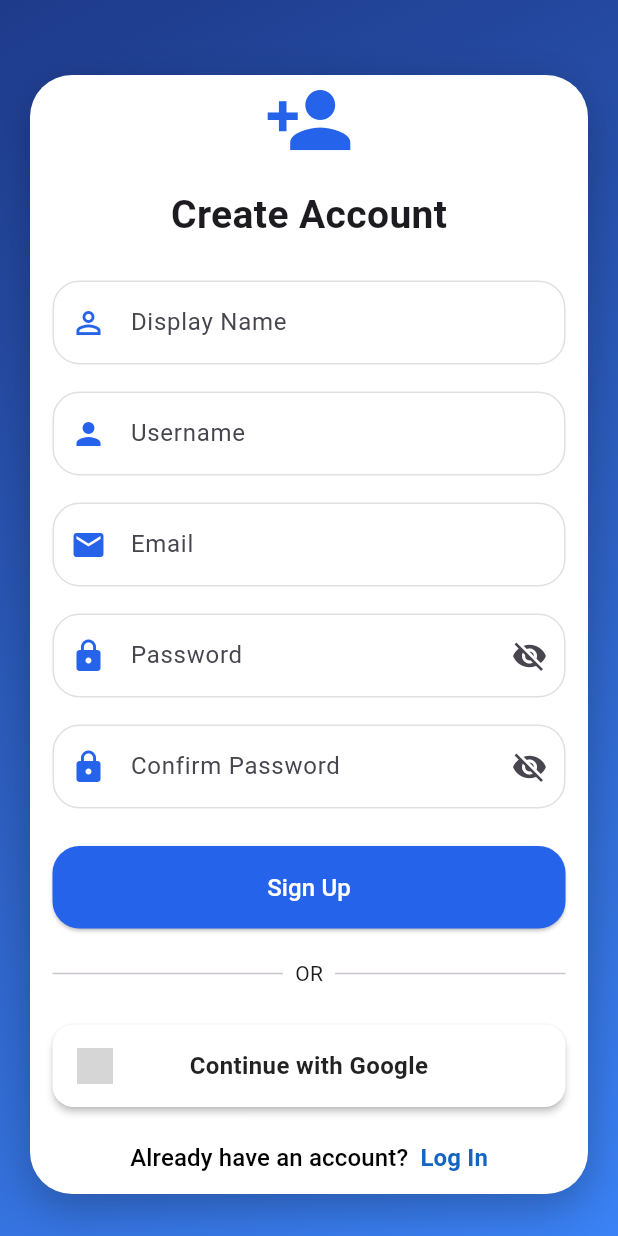
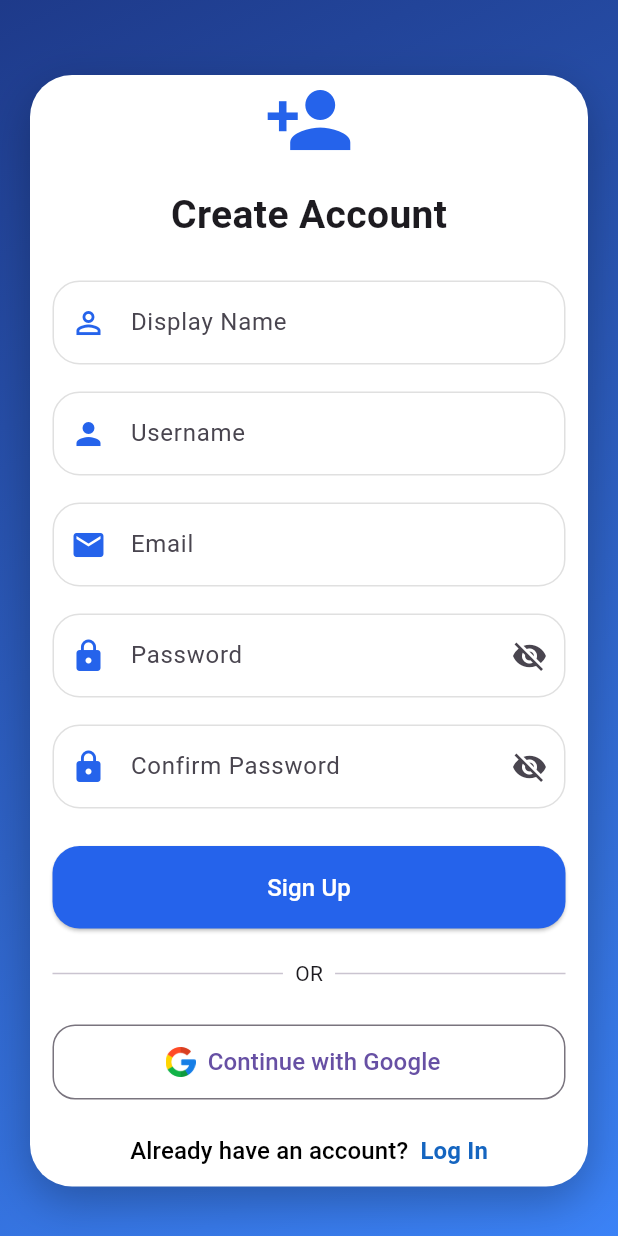
Before and after one commit to Yousefsultan280/fcai_project, a Flutter app: the LoginScreen screen opened directly, after a tap on "Create new account", on a phone screen of 412 x 824 dp. Run offline on Flutter 3.47's test engine with Material 3 defaults, Android fonts, the phone set to English and light mode, and no system bars; our stand-ins replace permission_handler; missing offline and left inert: flutter_sound; grey boxes are pictures that could not be loaded.

Commit message:
edit first screens

```diff
--- a/lib/auth_pages/LoginScreen.dart
+++ b/lib/auth_pages/LoginScreen.dart
@@ -2,7 +2,6 @@ import 'package:flutter/material.dart';
 
 import '../homeScreen_pages/home_page.dart';
 import 'SignUpScreen.dart';
-
 
 //================== class animation ======================
 void navigateWithAnimation(BuildContext context, Widget page) {
@@ -15,19 +14,13 @@ void navigateWithAnimation(BuildContext context, Widget page) {
         final slide = Tween(
           begin: Offset(1, 0),
           end: Offset.zero,
-        ).animate(CurvedAnimation(
-          parent: animation,
-          curve: Curves.easeInOut,
-        ));
+        ).animate(CurvedAnimation(parent: animation, curve: Curves.easeInOut));
 
         final fade = Tween<double>(begin: 0, end: 1).animate(animation);
 
         return FadeTransition(
           opacity: fade,
-          child: SlideTransition(
-            position: slide,
-            child: child,
-          ),
+          child: SlideTransition(position: slide, child: child),
         );
       },
     ),
@@ -51,9 +44,7 @@ class _LoginScreenState extends State<LoginScreen> {
       filled: true,
       fillColor: Colors.white,
 
-      border: OutlineInputBorder(
-        borderRadius: BorderRadius.circular(18),
-      ),
+      border: OutlineInputBorder(borderRadius: BorderRadius.circular(18)),
 
       enabledBorder: OutlineInputBorder(
         borderRadius: BorderRadius.circular(18),
@@ -106,19 +97,22 @@ class _LoginScreenState extends State<LoginScreen> {
                   child: Column(
                     mainAxisSize: MainAxisSize.min,
                     children: [
-
                       //================ logo ==================
                       CircleAvatar(
                         radius: 60,
                         backgroundColor: Colors.white,
-                          backgroundImage:  AssetImage("assets/images/lung.png"),),
+                        backgroundImage: AssetImage("assets/images/lung.png"),
+                      ),
 
                       SizedBox(height: 15),
 
-                      Text("Welcome Back",
+                      Text(
+                        "Welcome Back",
                         style: TextStyle(
                           fontSize: 26,
-                              fontWeight: FontWeight.bold)),
+                          fontWeight: FontWeight.bold,
+                        ),
+                      ),
 
                       SizedBox(height: 25),
 
@@ -126,9 +120,10 @@ class _LoginScreenState extends State<LoginScreen> {
                       TextFormField(
                         decoration: input("Email", Icons.email),
                         validator: (v) {
-                          if (v == null || v.isEmpty) return "Enter email";
-                          if (!v.contains("@")) return "Must contain @";
-                          if (!v.contains(".com")) return "Must contain .com";
+                          if (v == null || v.isEmpty)
+                            return "Please Enter Email";
+                          if (!v.contains("@") || !v.contains(".com"))
+                            return "Enter Vaild Email";
                           return null;
                         },
                       ),
@@ -138,37 +133,41 @@ class _LoginScreenState extends State<LoginScreen> {
                       //============= password ================
                       TextFormField(
                         obscureText: obscure,
-                        decoration: input("Password", Icons.lock)
-                            .copyWith(
+                        validator: (v) {
+                          if (v == null || v.isEmpty)
+                            return "Please Enter Password";
+                          if (v.length<6)
+                            return "Min 6 characters";
+                          return null;
+                        },
+                        decoration: input("Password", Icons.lock).copyWith(
                           suffixIcon: IconButton(
                             icon: Icon(
-                                obscure
-                                    ? Icons.visibility_off
-                                    : Icons.visibility,
-                                color: Colors.grey),
-                            onPressed: () =>
-                                setState(() => obscure = !obscure),
+                              obscure ? Icons.visibility_off : Icons.visibility,
+                              color: Colors.grey,
+                            ),
+                            onPressed: () => setState(() => obscure = !obscure),
                           ),
                         ),
                       ),
 
                       SizedBox(height: 25),
-
-                      //=============== login button ================
                       ElevatedButton(
                         onPressed: () {
                           if (_formKey.currentState!.validate()) {
                             navigateWithAnimation(context, HomePage());
                           }
                         },
-                        child: Text("Log In",
-                            style: TextStyle(
-                                fontSize: 16, color: Colors.white)),
+                        child: Text(
+                          "Log In",
+                          style: TextStyle(fontSize: 16, color: Colors.white),
+                        ),
                         style: ElevatedButton.styleFrom(
                           backgroundColor: Color(0xff2563eb),
                           minimumSize: Size(double.infinity, 55),
                           shape: RoundedRectangleBorder(
-                              borderRadius: BorderRadius.circular(18)),
+                            borderRadius: BorderRadius.circular(18),
+                          ),
                           elevation: 6,
                         ),
                       ),
@@ -182,15 +181,10 @@ class _LoginScreenState extends State<LoginScreen> {
                       //================= google button ==================
                       OutlinedButton.icon(
                         onPressed: () {},
-                        icon: Image.network(
-                          "https://cdn-icons-png.flaticon.com/512/300/300221.png",
-                          height: 22,
-                        ),
-                        label: Text("Google",
-                            style: TextStyle(fontSize: 16)),
+                         icon: Image.asset('assets/images/google.png',height: 20,width: 20,),
+                        label: Text("Google", style: TextStyle(fontSize: 16)),
                         style: OutlinedButton.styleFrom(
-                          minimumSize:
-                          Size(double.infinity, 50),
+                          minimumSize: Size(double.infinity, 50),
                           shape: RoundedRectangleBorder(
                             borderRadius: BorderRadius.circular(15),
                           ),
@@ -199,19 +193,20 @@ class _LoginScreenState extends State<LoginScreen> {
 
                       SizedBox(height: 10),
 
-                      //======================== create new account ====================
                       Row(
                         mainAxisAlignment: MainAxisAlignment.center,
                         children: [
                           TextButton(
                             onPressed: () {
                               navigateWithAnimation(context, SignUpScreen());
-
                             },
-                        child: Text("Create new account",style: TextStyle(
+                            child: Text(
+                              "Create new account",
+                              style: TextStyle(
                                 fontSize: 16,
                                 color: Colors.black,
-                        ),),
+                              ),
+                            ),
                           ),
                         ],
                       ),
--- a/lib/auth_pages/SignUpScreen.dart
+++ b/lib/auth_pages/SignUpScreen.dart
@@ -7,7 +7,6 @@ class SignUpScreen extends StatefulWidget {
 }
 
 class _SignUpScreenState extends State<SignUpScreen> {
-
   final _formKey = GlobalKey<FormState>();
 
   bool p1 = true;
@@ -24,9 +23,7 @@ class _SignUpScreenState extends State<SignUpScreen> {
       filled: true,
       fillColor: Colors.white,
 
-      border: OutlineInputBorder(
-        borderRadius: BorderRadius.circular(18),
-      ),
+      border: OutlineInputBorder(borderRadius: BorderRadius.circular(18)),
 
       enabledBorder: OutlineInputBorder(
         borderRadius: BorderRadius.circular(18),
@@ -44,7 +41,6 @@ class _SignUpScreenState extends State<SignUpScreen> {
   Widget build(BuildContext context) {
     return Scaffold(
       body: Container(
-
         //============ background ============
         decoration: BoxDecoration(
           gradient: LinearGradient(
@@ -53,14 +49,12 @@ class _SignUpScreenState extends State<SignUpScreen> {
             end: Alignment.bottomRight,
           ),
         ),
-
-
         child: Center(
           child: SingleChildScrollView(
             child: Padding(
-              padding: const EdgeInsets.symmetric(horizontal: 20,vertical: 50),
+              padding: const EdgeInsets.symmetric(horizontal: 20, vertical: 50),
               child: Container(
-                padding: EdgeInsets.only(left: 15,right: 15),
+                padding: EdgeInsets.only(left: 15, right: 15),
                 decoration: BoxDecoration(
                   color: Colors.white,
                   borderRadius: BorderRadius.circular(28),
@@ -79,17 +73,19 @@ class _SignUpScreenState extends State<SignUpScreen> {
                   child: Column(
                     mainAxisSize: MainAxisSize.min,
                     children: [
-
-                      Icon(Icons.person_add,
-                          size: 60, color: Color(0xff2563eb)),
-
+                      Icon(
+                        Icons.person_add,
+                        size: 60,
+                        color: Color(0xff2563eb),
+                      ),
                       SizedBox(height: 15),
-
-                      Text("Create Account",
+                      Text(
+                        "Create Account",
                         style: TextStyle(
                           fontSize: 26,
-                              fontWeight: FontWeight.bold)),
-
+                          fontWeight: FontWeight.bold,
+                        ),
+                      ),
 
                       SizedBox(height: 25),
                       //===================== text field for display name ================
@@ -99,24 +95,20 @@ class _SignUpScreenState extends State<SignUpScreen> {
                           if (v == null || v.isEmpty)
                             return "Enter display name";
 
-                          if (v.length < 3)
-                            return "Min 3 characters";
+                          if (v.length < 3) return "Min 3 characters";
 
                           return null;
                         },
                       ),
                       SizedBox(height: 18),
 
-
                       //===================== text field for username ================
                       TextFormField(
                         decoration: input("Username", Icons.person),
                         validator: (v) {
-                          if (v == null || v.isEmpty)
-                            return "Enter username";
+                          if (v == null || v.isEmpty) return "Enter username";
 
-                          if (v.length < 3)
-                            return "Min 3 characters";
+                          if (v.length < 3) return "Min 3 characters";
 
                           if (v.contains(" "))
                             return "Username must not contain spaces";
@@ -127,23 +119,14 @@ class _SignUpScreenState extends State<SignUpScreen> {
 
                       SizedBox(height: 18),
 
-
                       //===================== text field for email ================
                       TextFormField(
                         decoration: input("Email", Icons.email),
                         validator: (v) {
                           if (v == null || v.isEmpty)
-                            return "Enter email";
-
-                          if (!v.contains("@"))
-                            return "Email must contain @";
-
-                          if (!v.contains("gmail"))
-                            return "Email must contain gmail";
-
-                          if (!v.contains(".com"))
-                            return "Email must contain .com";
-
+                            return "Please Enter Email";
+                          if (!v.contains("@") || !v.contains(".com"))
+                            return "Enter Vaild Email";
                           return null;
                         },
                       ),
@@ -154,49 +137,36 @@ class _SignUpScreenState extends State<SignUpScreen> {
                       TextFormField(
                         controller: passwordController,
                         obscureText: p1,
-                        decoration: input("Password", Icons.lock)
-                            .copyWith(
+                        decoration: input("Password", Icons.lock).copyWith(
                           suffixIcon: IconButton(
                             icon: Icon(
-                                p1
-                                    ? Icons.visibility_off
-                                    : Icons.visibility),
-                            onPressed: () =>
-                                setState(() => p1 = !p1),
+                              p1 ? Icons.visibility_off : Icons.visibility,
+                            ),
+                            onPressed: () => setState(() => p1 = !p1),
                           ),
                         ),
                         validator: (v) {
-                          if (v == null || v.isEmpty)
-                            return "Enter password";
-
-                          if (v.length < 6)
-                            return "Min 6 characters";
-
+                          if (v == null || v.isEmpty) return "Please Enter Password";
+                          if (v.length < 6) return "Min 6 characters";
                           return null;
                         },
                       ),
-
                       SizedBox(height: 18),
-
                       // ===================== text field for confirm password ==================
                       TextFormField(
                         controller: confirmController,
                         obscureText: p2,
-                        decoration:
-                        input("Confirm Password", Icons.lock)
+                        decoration: input("Confirm Password", Icons.lock)
                             .copyWith(
                               suffixIcon: IconButton(
                                 icon: Icon(
-                                p2
-                                    ? Icons.visibility_off
-                                    : Icons.visibility),
-                            onPressed: () =>
-                                setState(() => p2 = !p2),
+                                  p2 ? Icons.visibility_off : Icons.visibility,
+                                ),
+                                onPressed: () => setState(() => p2 = !p2),
                               ),
                             ),
                         validator: (v) {
-                          if (v == null || v.isEmpty)
-                            return "Confirm password";
+                          if (v == null || v.isEmpty) return "Confirm password";
 
                           if (v != passwordController.text)
                             return "Passwords do not match";
@@ -211,35 +181,30 @@ class _SignUpScreenState extends State<SignUpScreen> {
                       ElevatedButton(
                         onPressed: () {
                           if (_formKey.currentState!.validate()) {
-
-
-                            ScaffoldMessenger.of(context)
-                                .showSnackBar(
+                            ScaffoldMessenger.of(context).showSnackBar(
                               SnackBar(
-                                content:
-                                Text("Account created successfully"),
+                                content: Text("Account created successfully"),
                               ),
                             );
 
                             //================ navigate to login screen =====================
                             navigateWithAnimation(context, LoginScreen());
-
                           }
                         },
-                        child: Text("Sign Up",
-                            style: TextStyle(
-                                fontSize: 16,
-                                color: Colors.white)),
+                        child: Text(
+                          "Sign Up",
+                          style: TextStyle(fontSize: 16, color: Colors.white),
+                        ),
                         style: ElevatedButton.styleFrom(
                           backgroundColor: Color(0xff2563eb),
                           minimumSize: Size(double.infinity, 55),
                           shape: RoundedRectangleBorder(
-                              borderRadius: BorderRadius.circular(18)),
+                            borderRadius: BorderRadius.circular(18),
+                          ),
                         ),
                       ),
 
                       SizedBox(height: 20),
-                      //===================== or ===================
                       Row(
                         children: [
                           Expanded(child: Divider()),
@@ -254,58 +219,25 @@ class _SignUpScreenState extends State<SignUpScreen> {
                       SizedBox(height: 24),
 
                       //===================== google button ===================
-                      Material(
-                        color: Colors.white,
-                        borderRadius: BorderRadius.circular(14),
-                        elevation: 2,
-                        child: InkWell(
-                          borderRadius: BorderRadius.circular(14),
-                          onTap: () {
-                            print("Google button pressed");
-                          },
-                          child: Container(
-                            width: double.infinity,
-                            height: 55,
-                            padding: EdgeInsets.symmetric(horizontal: 16),
-                            child: Row(
-                              children: [
-                                Image.network(
-                                  "https://cdn-icons-png.flaticon.com/512/300/300221.png",
-                                  height: 24,
-                                ),
-
-                                SizedBox(width: 14),
-
-                                Expanded(
-                                  child: Text(
-                                    "Continue with Google",
-                                    textAlign: TextAlign.center,
-                                    style: TextStyle(
-                                      fontSize: 16,
-                                      fontWeight: FontWeight.w600,
-                                      color: Colors.black87,
+                      OutlinedButton.icon(
+                        onPressed: () {},
+                        icon:Image.asset('assets/images/google.png',height: 20,width: 20,),
+                        label: Text("Continue with Google", style: TextStyle(fontSize: 16)),
+                        style: OutlinedButton.styleFrom(
+                          minimumSize: Size(double.infinity, 50),
+                          shape: RoundedRectangleBorder(
+                            borderRadius: BorderRadius.circular(15),
                           ),
                         ),
                       ),
 
-                                SizedBox(width: 38),
-                              ],
-                            ),
-                          ),
-                        ),
-                      ),
-
-
-
-
                       SizedBox(height: 10),
-
-                      //===================== already have an account button ===================
                       Row(
                         mainAxisAlignment: MainAxisAlignment.center,
                         children: [
                           TextButton(
-                            onPressed: () =>  navigateWithAnimation(context, LoginScreen()),
+                            onPressed: () =>
+                                navigateWithAnimation(context, LoginScreen()),
                             child: Row(
                               children: [
                                 Text(
@@ -331,7 +263,6 @@ class _SignUpScreenState extends State<SignUpScreen> {
                           ),
                         ],
                       ),
-
                     ],
                   ),
                 ),
--- a/lib/splash&onboarding_pages/onboarding_screen.dart
+++ b/lib/splash&onboarding_pages/onboarding_screen.dart
@@ -43,15 +43,11 @@ class _OnboardingScreenState extends State<OnboardingScreen> {
         actions: [
           TextButton(
             onPressed: () {
-
-              //================== navigate to login screen ====================
               Navigator.pushReplacement(
                 context,
-                MaterialPageRoute(builder: (context) => AgePage()),
+                MaterialPageRoute(builder: (context) => LoginScreen()),
               );
             },
-
-            //================ skip button ==================
             child: Text(
               "Skip",
               style: TextStyle(color: Colors.blue, fontSize: 16),
--- a/pubspec.yaml
+++ b/pubspec.yaml
@@ -47,8 +47,7 @@ dev_dependencies:
   # package. See that file for information about deactivating specific lint
   # rules and activating additional ones.
   flutter_lints: ^6.0.0
-  flutter_sound: ^9.30.0
-  permission_handler: ^11.3.0
+
 
 # For information on the generic Dart part of this file, see the
 # following page: https://dart.dev/tools/pub/pubspec
```
Also changed, not shown: lib/homeScreen_pages/record_page.dart (+1 -24 lines), lib/splash&onboarding_pages/splash_screen.dart (+0 -7 lines), assets/images/google.png (added). Lines whose indentation alone changed are shown as unchanged.
